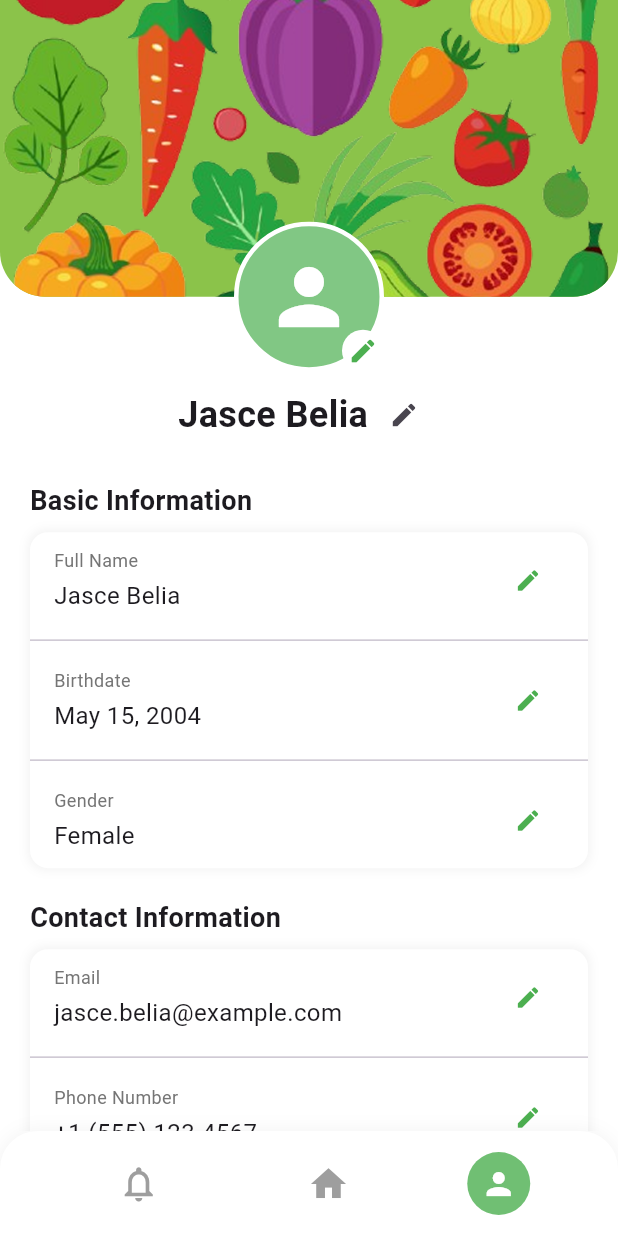
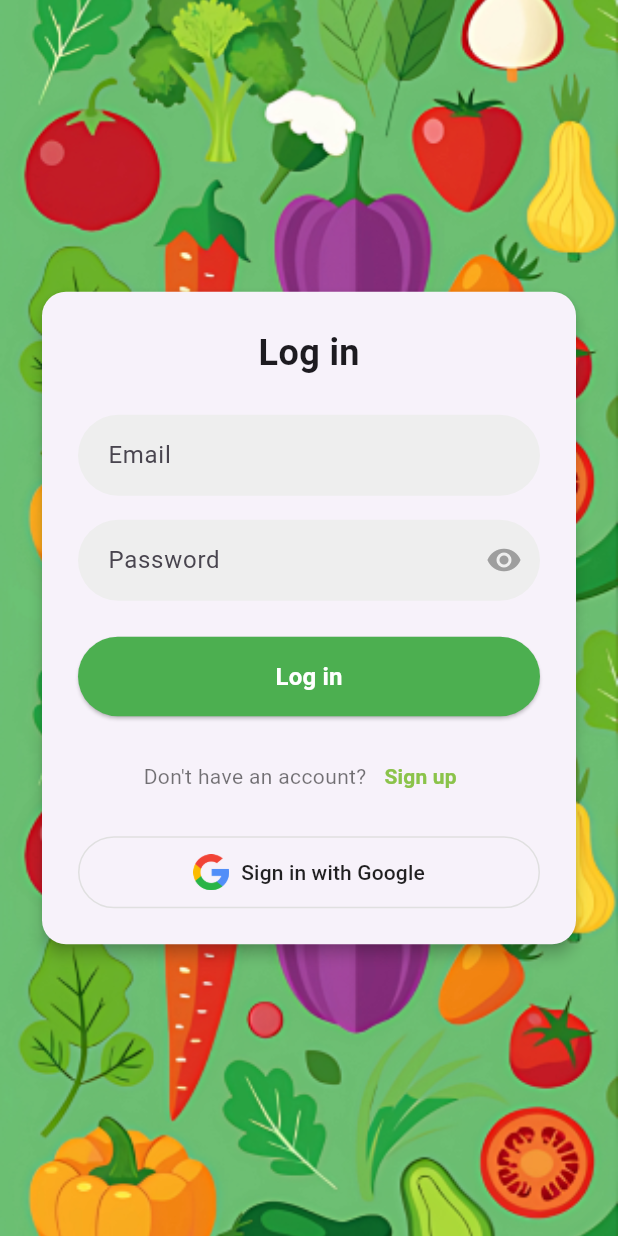
Before and after one commit to Gvillahermosa/VegetableScanner, a Flutter app: the screen it shows after launch, after a tap on the "person" icon, on a phone screen of 412 x 824 dp. Run offline on Flutter 3.47's test engine with Material 3 defaults, Android fonts, the phone set to English and light mode, and no system bars; our stand-ins replace camera, image_picker, shimmer.

Commit message:
added log in and sign up

```diff
--- a/lib/home_page.dart
+++ b/lib/home_page.dart
@@ -7,6 +7,7 @@ import 'placeholder_page.dart';
 import 'vegetable_calendar_page.dart';
 import 'vegetable_storage_page.dart';
 import 'profile_page.dart';
+import 'login_page.dart';
 
 class HomePage extends StatelessWidget {
   const HomePage({super.key});
@@ -276,7 +277,7 @@ class HomePage extends StatelessWidget {
         onPressed: () {
           Navigator.of(context).push(
             MaterialPageRoute(
-              builder: (context) => const ProfilePage(),
+              builder: (context) => const LoginPage(),//ProfilePage()
             ),
           );
         },
--- /dev/null
+++ b/lib/login_page.dart
@@ -0,0 +1,211 @@
+import 'package:flutter/material.dart';
+import 'package:vegetable_app/profile_page.dart';
+import 'signup_page.dart';
+
+class LoginPage extends StatefulWidget {
+  const LoginPage({Key? key}) : super(key: key);
+
+  @override
+  State<LoginPage> createState() => _LoginPageState();
+}
+
+class _LoginPageState extends State<LoginPage> {
+  final _emailController = TextEditingController();
+  final _passwordController = TextEditingController();
+  bool _isPasswordVisible = false;
+
+  @override
+  void dispose() {
+    _emailController.dispose();
+    _passwordController.dispose();
+    super.dispose();
+  }
+
+  @override
+  Widget build(BuildContext context) {
+    return Scaffold(
+      body: Container(
+        decoration: const BoxDecoration(
+          color: Colors.green, // Light green background
+          image: DecorationImage(
+            image: AssetImage('assets/images/vegetables_pattern.png'),
+            fit: BoxFit.cover,
+          ),
+        ),
+        child: SafeArea(
+          child: Center(
+            child: SingleChildScrollView(
+              child: Padding(
+                padding: const EdgeInsets.symmetric(horizontal: 24.0),
+                child: Card(
+                  elevation: 4.0,
+                  shape: RoundedRectangleBorder(
+                    borderRadius: BorderRadius.circular(16.0),
+                  ),
+                  child: Padding(
+                    padding: const EdgeInsets.all(24.0),
+                    child: Column(
+                      mainAxisSize: MainAxisSize.min,
+                      children: [
+                        const Text(
+                          'Log in',
+                          style: TextStyle(
+                            fontSize: 24,
+                            fontWeight: FontWeight.bold,
+                          ),
+                        ),
+                        const SizedBox(height: 24),
+
+                        // Email field
+                        TextField(
+                          controller: _emailController,
+                          keyboardType: TextInputType.emailAddress,
+                          decoration: InputDecoration(
+                            hintText: 'Email',
+                            contentPadding: const EdgeInsets.symmetric(
+                              vertical: 15,
+                              horizontal: 16,
+                            ),
+                            border: OutlineInputBorder(
+                              borderRadius: BorderRadius.circular(30.0),
+                              borderSide: BorderSide.none,
+                            ),
+                            filled: true,
+                            fillColor: Colors.grey[200],
+                          ),
+                        ),
+                        const SizedBox(height: 16),
+
+                        // Password field
+                        TextField(
+                          controller: _passwordController,
+                          obscureText: !_isPasswordVisible,
+                          decoration: InputDecoration(
+                            hintText: 'Password',
+                            contentPadding: const EdgeInsets.symmetric(
+                              vertical: 15,
+                              horizontal: 16,
+                            ),
+                            border: OutlineInputBorder(
+                              borderRadius: BorderRadius.circular(30.0),
+                              borderSide: BorderSide.none,
+                            ),
+                            filled: true,
+                            fillColor: Colors.grey[200],
+                            suffixIcon: IconButton(
+                              icon: Icon(
+                                _isPasswordVisible
+                                    ? Icons.visibility_off
+                                    : Icons.visibility,
+                                color: Colors.grey,
+                              ),
+                              onPressed: () {
+                                setState(() {
+                                  _isPasswordVisible = !_isPasswordVisible;
+                                });
+                              },
+                            ),
+                          ),
+                        ),
+                        const SizedBox(height: 24),
+
+                        // Login button
+                        SizedBox(
+                          width: double.infinity,
+                          child: ElevatedButton(
+                            onPressed: () {
+                              // Handle login logic here
+                              Navigator.push(
+                                context,
+                                MaterialPageRoute(
+                                    builder: (context) => const ProfilePage()),
+                              );
+                            },
+                            style: ElevatedButton.styleFrom(
+                              backgroundColor: Colors.green,
+                              foregroundColor: Colors.white,
+                              padding: const EdgeInsets.symmetric(vertical: 15),
+                              shape: RoundedRectangleBorder(
+                                borderRadius: BorderRadius.circular(30.0),
+                              ),
+                            ),
+                            child: const Text(
+                              'Log in',
+                              style: TextStyle(
+                                fontSize: 16,
+                                fontWeight: FontWeight.bold,
+                              ),
+                            ),
+                          ),
+                        ),
+                        const SizedBox(height: 16),
+
+                        // Sign up text
+                        Row(
+                          mainAxisAlignment: MainAxisAlignment.center,
+                          children: [
+                            const Text(
+                              "Don't have an account?",
+                              style: TextStyle(color: Colors.black54),
+                            ),
+                            TextButton(
+                              onPressed: () {
+                                // Navigate to sign up page
+                                Navigator.push(
+                                  context,
+                                  MaterialPageRoute(
+                                      builder: (context) => const SignUpPage()),
+                                );
+                              },
+                              child: const Text(
+                                'Sign up',
+                                style: TextStyle(
+                                  color: Color(0xFF8BC34A),
+                                  fontWeight: FontWeight.bold,
+                                ),
+                              ),
+                            ),
+                          ],
+                        ),
+                        const SizedBox(height: 16),
+
+                        // Google sign in button
+                        SizedBox(
+                          width: double.infinity,
+                          child: OutlinedButton.icon(
+                            onPressed: () {
+                              // Handle Google sign in
+                            },
+                            icon: Image.asset(
+                              'assets/images/google_logo.png',
+                              height: 24.0,
+                              width: 24.0,
+                            ),
+                            label: const Text(
+                              'Sign in with Google',
+                              style: TextStyle(
+                                color: Colors.black87,
+                                fontWeight: FontWeight.w500,
+                              ),
+                            ),
+                            style: OutlinedButton.styleFrom(
+                              padding: const EdgeInsets.symmetric(vertical: 12),
+                              side: BorderSide(color: Colors.grey[300]!),
+                              shape: RoundedRectangleBorder(
+                                borderRadius: BorderRadius.circular(30.0),
+                              ),
+                            ),
+                          ),
+                        ),
+                      ],
+                    ),
+                  ),
+                ),
+              ),
+            ),
+          ),
+        ),
+      ),
+    );
+  }
+}
--- a/pubspec.yaml
+++ b/pubspec.yaml
@@ -63,6 +63,8 @@ flutter:
     - assets/images/realtime_icon.png
     - assets/images/identify_icon.png
     - assets/images/applogo.png
+    - assets/images/google_logo.png
+    - assets/images/vegetables_pattern.png
   # The following line ensures that the Material Icons font is
   # included with your application, so that you can use the icons in
   # the material Icons class.
```
Also changed, not shown: lib/signup_page.dart (added, +295 -0 lines), assets/images/google_logo.png (added), assets/images/vegetables_pattern.png (added).
